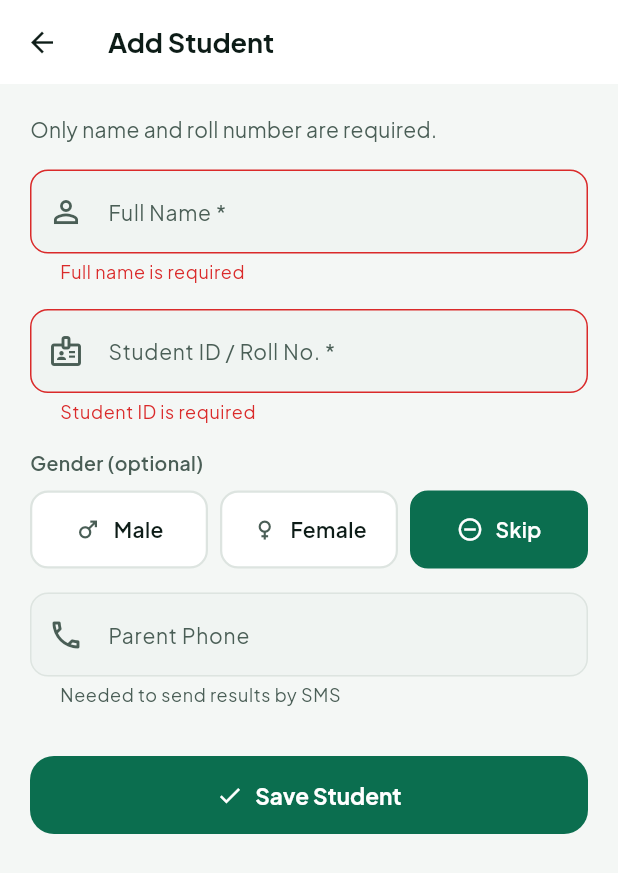
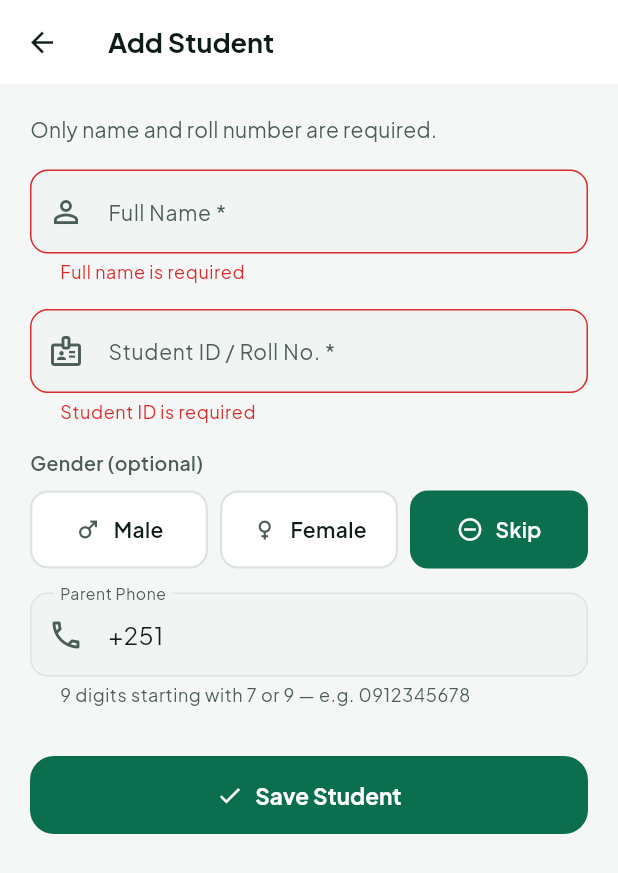
Before and after one commit to Mayademe1020/ethiograde, a Flutter app: the AddStudentScreen screen opened by its route, after a tap on "Save Student", on a phone screen of 412 x 824 dp. Shown: the top 873 px of the screen. Run offline on Flutter 3.47's test engine with Material 3 defaults, Android fonts, the phone set to English and light mode, and no system bars; our stand-ins replace camera, csv, file_picker, flutter_secure_storage, flutter_tts, google_fonts and 6 more; missing offline and left inert: encrypt, google_mlkit_text_recognition; accounts and stored records are empty; generated files the repository leaves out were written again; project files that could hold a hidden picture were left out.

Commit message:
feat: standardize phone numbers — +251 default prefix, exactly 9 digits starting with 7 or 9; shared PhoneUtils

```diff
--- a/lib/screens/students/add_student_screen.dart
+++ b/lib/screens/students/add_student_screen.dart
@@ -3,9 +3,9 @@ import 'package:provider/provider.dart';
 import '../../config/theme.dart';
 import '../../models/student.dart';
 import '../../services/class_provider.dart';
+import '../../services/phone_utils.dart';
 import '../../services/student_provider.dart';
 import '../../services/teacher_provider.dart';
-import '../../services/sms_service.dart';
 
 /// Add or edit a single student. Optionally pre-select a class.
 ///
@@ -47,6 +47,8 @@ class _AddStudentScreenState extends State<AddStudentScreen> {
           : (widget.preselectedClassId ?? '');
     } else {
       _selectedClassId = widget.preselectedClassId ?? '';
+      // Default prefix so the teacher just types the 9 local digits.
+      _parentPhoneCtrl.text = PhoneUtils.countryCode;
     }
   }
 
@@ -204,18 +206,19 @@ class _AddStudentScreenState extends State<AddStudentScreen> {
                 textInputAction: TextInputAction.done,
                 decoration: const InputDecoration(
                   labelText: 'Parent Phone',
-                  hintText: '+251...',
+                  hintText: '+251 9XXXXXXXX',
                   prefixIcon: Icon(Icons.phone_outlined),
-                  helperText: 'Needed to send results by SMS',
-                  helperMaxLines: 1,
+                  helperText: '9 digits starting with 7 or 9 — e.g. 0912345678',
+                  helperMaxLines: 2,
                 ),
                 validator: (v) {
                   final value = v?.trim() ?? '';
-                  if (value.isEmpty) return null;
-                  if (!SmsService.isValidPhone(
-                    SmsService.cleanPhoneNumber(value),
-                  )) {
-                    return 'Enter a valid Ethiopian number (e.g. +251912345678)';
+                  // "+251" alone means no number entered yet.
+                  if (value.isEmpty || value == PhoneUtils.countryCode) {
+                    return null;
+                  }
+                  if (!PhoneUtils.isValidRaw(value)) {
+                    return 'Enter 9 digits starting with 7 or 9 (e.g. 0912345678)';
                   }
                   return null;
                 },
@@ -275,9 +278,10 @@ class _AddStudentScreenState extends State<AddStudentScreen> {
       className: _selectedClassId.isNotEmpty
           ? (classProv.getClassById(_selectedClassId)?.displayName ?? '')
           : (existing?.className ?? ''),
-      parentPhone: _parentPhoneCtrl.text.trim().isEmpty
+      parentPhone: _parentPhoneCtrl.text.trim().isEmpty ||
+          _parentPhoneCtrl.text.trim() == PhoneUtils.countryCode
           ? null
-          : SmsService.cleanPhoneNumber(_parentPhoneCtrl.text),
+          : PhoneUtils.normalize(_parentPhoneCtrl.text),
       createdBy: existing?.createdBy ?? teacherId,
       createdAt: existing?.createdAt,
     );
--- /dev/null
+++ b/lib/services/phone_utils.dart
@@ -0,0 +1,58 @@
+/// Shared Ethiopian phone number utilities.
+///
+/// Standard across the platform:
+/// - A number is exactly 9 digits (starting with 7 or 9) under the +251 prefix.
+/// - Users type either `09...`, `7...`/`9...` (9 digits), or `+251...`.
+/// - Everything is normalized to E.164 (`+251XXXXXXXXX`).
+class PhoneUtils {
+  PhoneUtils._();
+
+  /// The country prefix prepended by default.
+  static const String countryCode = '+251';
+
+  /// Matches the 9 local digits: must start with 7 or 9.
+  static final RegExp _localRegex = RegExp(r'^[79]\d{8}$');
+
+  /// Matches a full E.164 number: +251 followed by 9 digits starting with 7/9.
+  static final RegExp _e164Regex = RegExp(r'^\+251[79]\d{8}$');
+
+  /// Normalizes an Ethiopian phone number to E.164 (`+251...`) form.
+  ///
+  /// Strips spaces/dashes/parens, converts a leading `0`, and prepends
+  /// `+251` when only the 9 local digits are given. Returns the input
+  /// unchanged (trimmed) when it cannot be recognized.
+  static String normalize(String phone) {
+    final cleaned = phone.trim().replaceAll(RegExp(r'[\s\-\(\)\.]'), '');
+    if (cleaned.startsWith('0') && cleaned.length == 10) {
+      return '$countryCode${cleaned.substring(1)}';
+    }
+    if (cleaned.startsWith('251') && cleaned.length == 12) {
+      return '+$cleaned';
+    }
+    if (_localRegex.hasMatch(cleaned)) {
+      return '$countryCode$cleaned';
+    }
+    if (_e164Regex.hasMatch(cleaned)) {
+      return cleaned;
+    }
+    return cleaned;
+  }
+
+  /// Whether [phone] is a valid Ethiopian mobile number
+  /// (`+251` + exactly 9 digits starting with 7 or 9).
+  static bool isValid(String phone) {
+    return _e164Regex.hasMatch(phone);
+  }
+
+  /// Whether the raw [phone] input (before normalization) is valid.
+  static bool isValidRaw(String phone) {
+    return isValid(normalize(phone));
+  }
+
+  /// The 9 local digits (e.g. `912345678`) or empty when invalid.
+  static String localDigits(String phone) {
+    final normalized = normalize(phone);
+    if (!isValid(normalized)) return '';
+    return normalized.substring(countryCode.length);
+  }
+}
```
Also changed, not shown: lib/services/sms_service.dart (+4 -13 lines), 2 other files.
